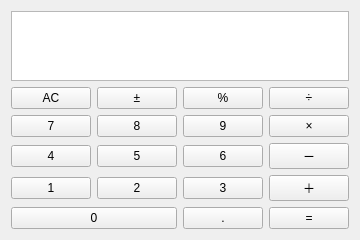
First picture: the form in ui/calculatorUI.ui, repository Bamboo6/2021PythonFinalProject, before the edit.
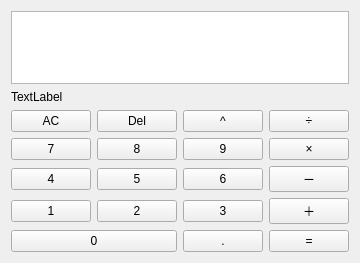
Second picture: the form after the edit.

Diff of the .ui file:
```diff
--- a/ui/calculatorUI.ui
+++ b/ui/calculatorUI.ui
@@ -7,7 +7,7 @@
     <x>0</x>
     <y>0</y>
     <width>338</width>
-    <height>240</height>
+    <height>263</height>
    </rect>
   </property>
   <property name="minimumSize">
@@ -21,15 +21,12 @@
   </property>
   <layout class="QVBoxLayout" name="verticalLayout">
    <item>
-    <widget class="QTextEdit" name="textEdit">
-     <property name="enabled">
-      <bool>true</bool>
-     </property>
-     <property name="maximumSize">
-      <size>
-       <width>16777215</width>
-       <height>70</height>
-      </size>
+    <widget class="QTextBrowser" name="textBrowser"/>
+   </item>
+   <item>
+    <widget class="QLabel" name="label">
+     <property name="text">
+      <string>TextLabel</string>
      </property>
     </widget>
    </item>
@@ -45,14 +42,14 @@
      <item row="0" column="1">
       <widget class="QPushButton" name="pushButton_18">
        <property name="text">
-        <string>±</string>
+        <string>Del</string>
        </property>
       </widget>
      </item>
      <item row="0" column="2">
       <widget class="QPushButton" name="pushButton_17">
        <property name="text">
-        <string>%</string>
+        <string>^</string>
        </property>
       </widget>
      </item>
```
Left out of the diff: 26 changed lines with no effect on the pictures.
